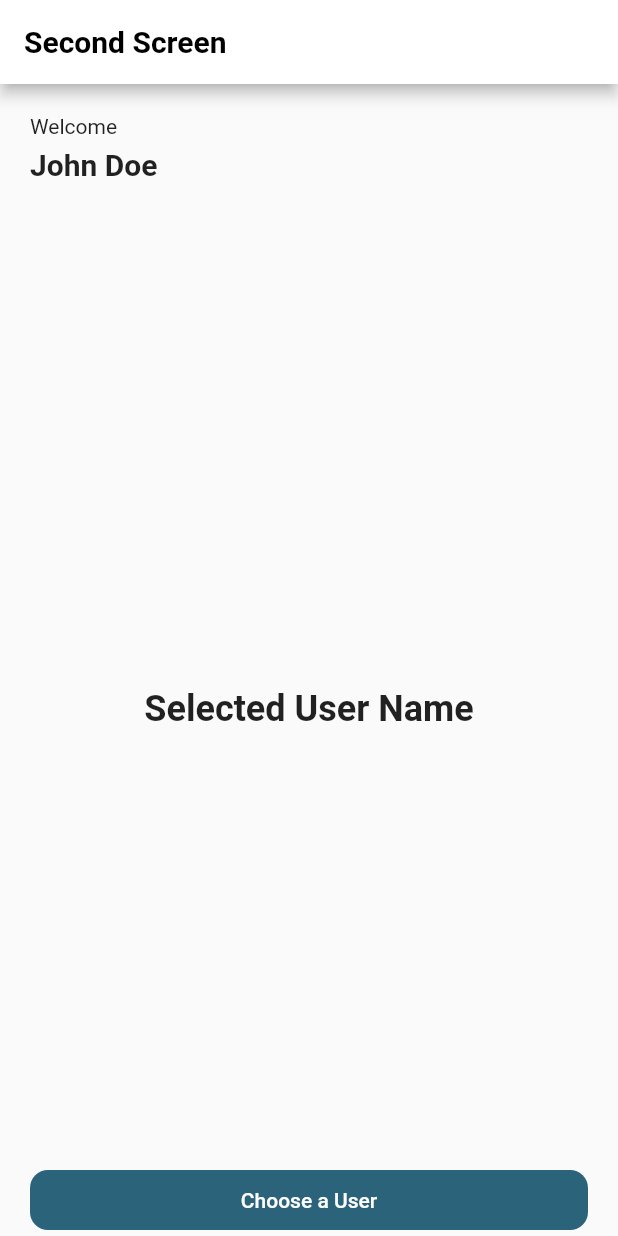
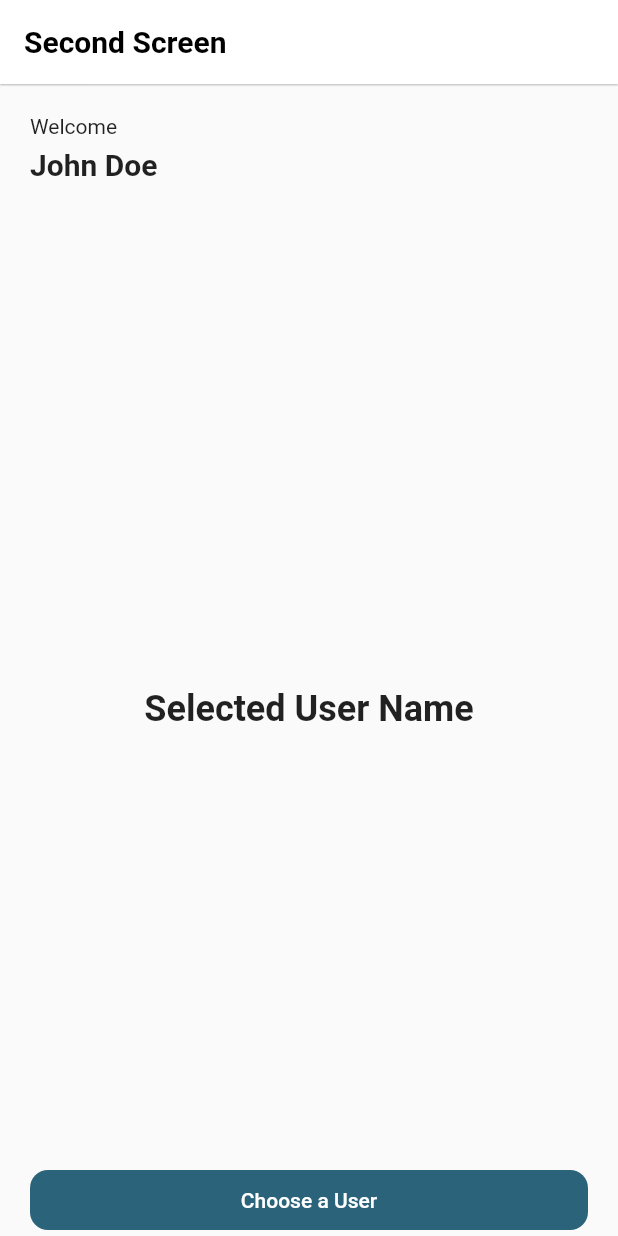
Before and after one commit to SimiPrambos/suitmedia-intern-test, a Flutter app: the screen it shows after launch, on a phone screen of 412 x 824 dp. Run offline on Flutter 3.47's test engine with Material 2 defaults, Android fonts, the phone set to English and light mode, and no system bars; our stand-ins replace bloc, flutter_bloc; generated files the repository leaves out were written again.

Commit message:
style: decrease appbar eleveation

```diff
--- a/lib/theme/theme.dart
+++ b/lib/theme/theme.dart
@@ -11,6 +11,7 @@ mixin AppTheme {
       systemOverlayStyle: SystemUiOverlayStyle.dark,
       color: Colors.white,
       foregroundColor: Colors.black,
+      elevation: .5,
     ),
     textButtonTheme: TextButtonThemeData(
       style: TextButton.styleFrom(
```
